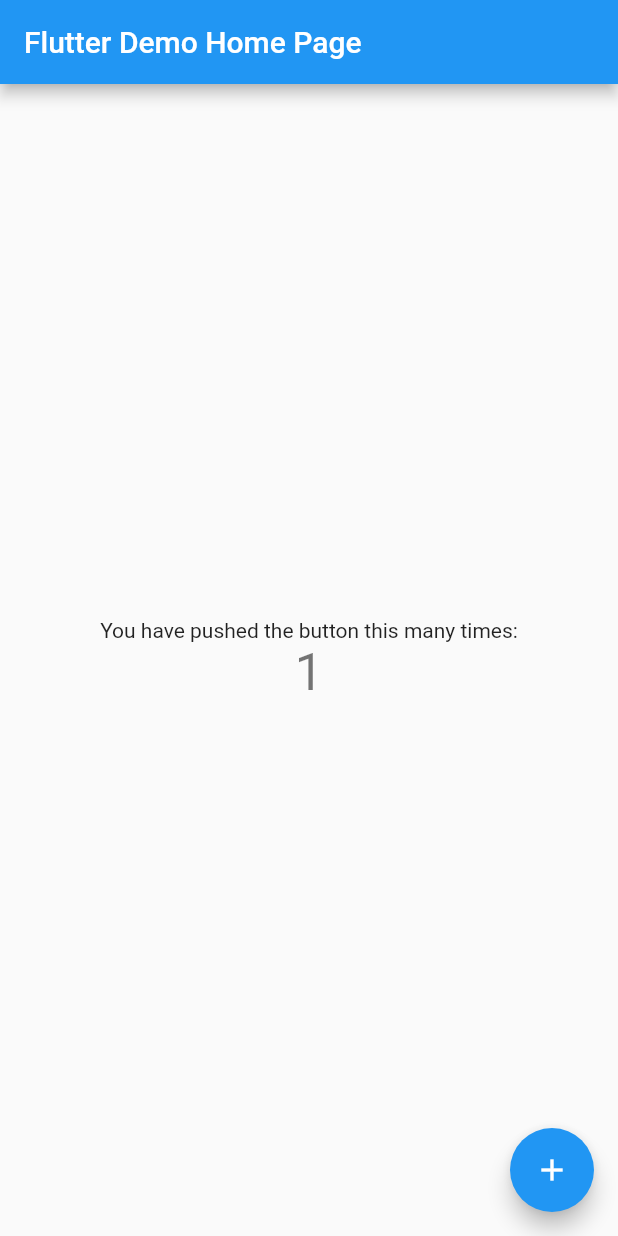
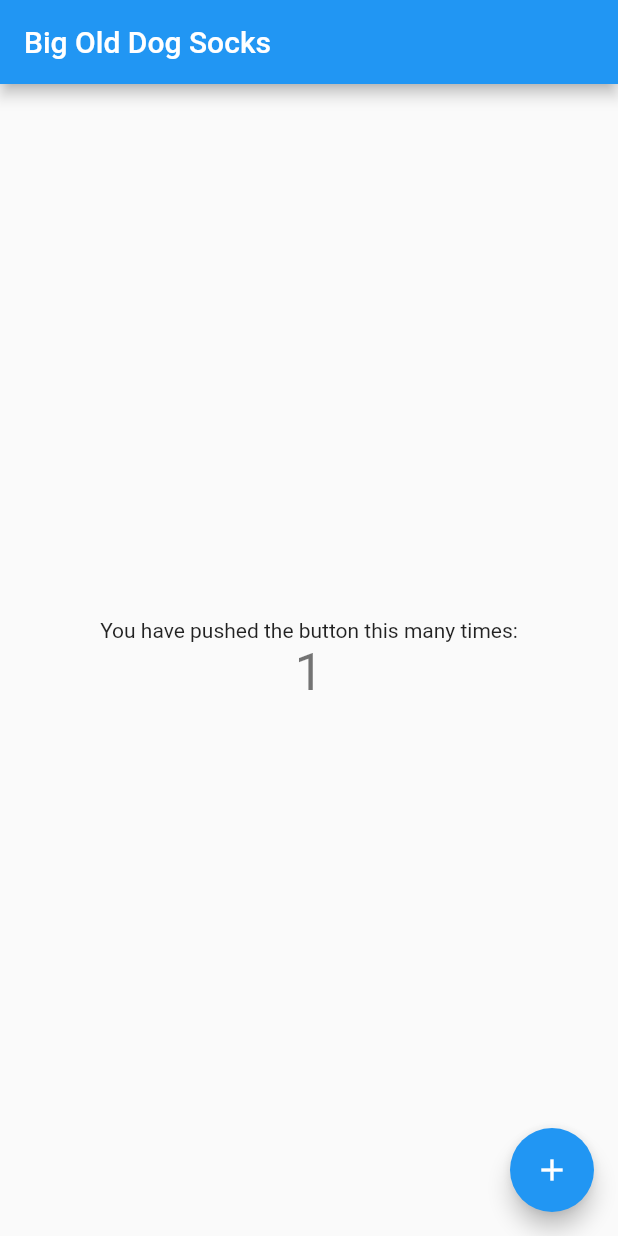
Before and after one commit to irenaliu/DMIT2590, a Flutter app: the MyHomePage screen opened directly, after a tap on the "add" icon, on a phone screen of 412 x 824 dp. Run offline on Flutter 3.47's test engine with Material 2 defaults, Android fonts, the phone set to English and light mode, and no system bars.

Commit message:
Update hello world

```diff
--- a/hello_world/lib/main.dart
+++ b/hello_world/lib/main.dart
@@ -26,7 +26,7 @@ class MyApp extends StatelessWidget {
         // closer together (more dense) than on mobile platforms.
         visualDensity: VisualDensity.adaptivePlatformDensity,
       ),
-      home: MyHomePage(title: 'Flutter Demo Home Page'),
+      home: MyHomePage(title: 'Big Old Dog Socks'),
     );
   }
 }
@@ -59,7 +59,11 @@ class _MyHomePageState extends State<MyHomePage> {
       // so that the display can reflect the updated values. If we changed
       // _counter without calling setState(), then the build method would not be
       // called again, and so nothing would appear to happen.
-      _counter++;
+      if (_counter != 0) {
+        _counter *= 2;
+      } else {
+        _counter++;
+      }
     });
   }
 
```
